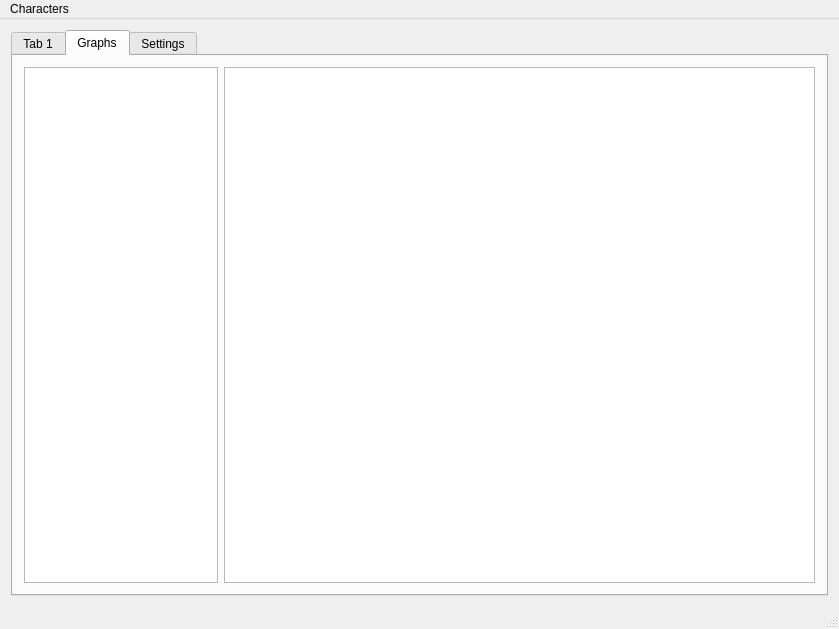
This is mainwindow.ui in Coolbeer/AOLogger as Qt 5 draws it before an edit. The edited form follows.
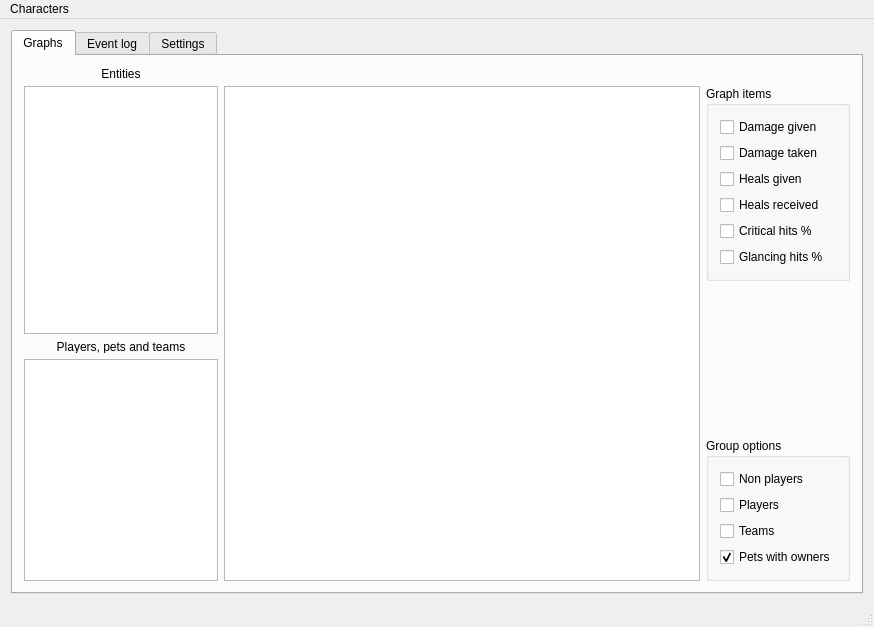
This is the edited form. The open tabs and pages were chosen to show the change.

Commit message: Set up suggestion for graph window.

Diff of the .ui file:
```diff
--- a/mainwindow.ui
+++ b/mainwindow.ui
@@ -6,8 +6,8 @@
    <rect>
     <x>0</x>
     <y>0</y>
-    <width>839</width>
-    <height>629</height>
+    <width>874</width>
+    <height>627</height>
    </rect>
   </property>
   <property name="windowTitle">
@@ -20,9 +20,210 @@
       <property name="currentIndex">
        <number>0</number>
       </property>
+      <widget class="QWidget" name="tab_3">
+       <attribute name="title">
+        <string>Graphs</string>
+       </attribute>
+       <layout class="QGridLayout" name="gridLayout_2">
+        <item row="0" column="0">
+         <widget class="QLabel" name="label_2">
+          <property name="minimumSize">
+           <size>
+            <width>0</width>
+            <height>13</height>
+           </size>
+          </property>
+          <property name="maximumSize">
+           <size>
+            <width>194</width>
+            <height>13</height>
+           </size>
+          </property>
+          <property name="text">
+           <string>Entities</string>
+          </property>
+          <property name="alignment">
+           <set>Qt::AlignCenter</set>
+          </property>
+         </widget>
+        </item>
+        <item row="1" column="0">
+         <widget class="QListWidget" name="entityList">
+          <property name="minimumSize">
+           <size>
+            <width>194</width>
+            <height>0</height>
+           </size>
+          </property>
+          <property name="maximumSize">
+           <size>
+            <width>194</width>
+            <height>16777215</height>
+           </size>
+          </property>
+         </widget>
+        </item>
+        <item row="1" column="2" rowspan="3">
+         <layout class="QVBoxLayout" name="verticalLayout_11">
+          <item>
+           <widget class="QGroupBox" name="graphItems">
+            <property name="minimumSize">
+             <size>
+              <width>0</width>
+              <height>0</height>
+             </size>
+            </property>
+            <property name="title">
+             <string>Graph items</string>
+            </property>
+            <layout class="QVBoxLayout" name="verticalLayout_9">
+             <item>
+              <widget class="QCheckBox" name="graphItemDamageGiven">
+               <property name="text">
+                <string>Damage given</string>
+               </property>
+              </widget>
+             </item>
+             <item>
+              <widget class="QCheckBox" name="graphDamageTaken">
+               <property name="text">
+                <string>Damage taken</string>
+               </property>
+              </widget>
+             </item>
+             <item>
+              <widget class="QCheckBox" name="graphHealsGiven">
+               <property name="text">
+                <string>Heals given</string>
+               </property>
+              </widget>
+             </item>
+             <item>
+              <widget class="QCheckBox" name="graphHealsReceived">
+               <property name="text">
+                <string>Heals received</string>
+               </property>
+              </widget>
+             </item>
+             <item>
+              <widget class="QCheckBox" name="graphCriticalHits">
+               <property name="text">
+                <string>Critical hits %</string>
+               </property>
+              </widget>
+             </item>
+             <item>
+              <widget class="QCheckBox" name="graphGlancingHits">
+               <property name="text">
+                <string>Glancing hits %</string>
+               </property>
+              </widget>
+             </item>
+            </layout>
+           </widget>
+          </item>
+          <item>
+           <spacer name="verticalSpacer_2">
+            <property name="orientation">
+             <enum>Qt::Vertical</enum>
+            </property>
+            <property name="sizeHint" stdset="0">
+             <size>
+              <width>20</width>
+              <height>40</height>
+             </size>
+            </property>
+           </spacer>
+          </item>
+          <item>
+           <widget class="QGroupBox" name="groupOptions">
+            <property name="title">
+             <string>Group options</string>
+            </property>
+            <layout class="QVBoxLayout" name="verticalLayout_10">
+             <item>
+              <widget class="QCheckBox" name="groupAllNonPlayers">
+               <property name="text">
+                <string>Non players</string>
+               </property>
+              </widget>
+             </item>
+             <item>
+              <widget class="QCheckBox" name="groupAllPlayers">
+               <property name="text">
+                <string>Players</string>
+               </property>
+              </widget>
+             </item>
+             <item>
+              <widget class="QCheckBox" name="groupAllTeams">
+               <property name="text">
+                <string>Teams</string>
+               </property>
+              </widget>
+             </item>
+             <item>
+              <widget class="QCheckBox" name="groupPetsWithPlayers">
+               <property name="text">
+                <string>Pets with owners</string>
+               </property>
+               <property name="checked">
+                <bool>true</bool>
+               </property>
+              </widget>
+             </item>
+            </layout>
+           </widget>
+          </item>
+         </layout>
+        </item>
+        <item row="2" column="0">
+         <widget class="QLabel" name="label">
+          <property name="maximumSize">
+           <size>
+            <width>194</width>
+            <height>13</height>
+           </size>
+          </property>
+          <property name="text">
+           <string>Players, pets and teams</string>
+          </property>
+          <property name="alignment">
+           <set>Qt::AlignCenter</set>
+          </property>
+         </widget>
+        </item>
+        <item row="3" column="0">
+         <widget class="QListWidget" name="toonList">
+          <property name="minimumSize">
+           <size>
+            <width>0</width>
+            <height>222</height>
+           </size>
+          </property>
+          <property name="maximumSize">
+           <size>
+            <width>194</width>
+            <height>222</height>
+           </size>
+          </property>
+         </widget>
+        </item>
+        <item row="1" column="1" rowspan="3">
+         <widget class="QGraphicsView" name="graphicsView">
+          <property name="maximumSize">
+           <size>
+            <width>16777215</width>
+            <height>16777215</height>
+           </size>
+          </property>
+         </widget>
+        </item>
+       </layout>
+      </widget>
       <widget class="QWidget" name="tab">
        <attribute name="title">
-        <string>Tab 1</string>
+        <string>Event log</string>
        </attribute>
        <layout class="QVBoxLayout" name="verticalLayout_2">
         <item>
@@ -54,32 +255,6 @@
         </item>
        </layout>
       </widget>
-      <widget class="QWidget" name="tab_3">
-       <attribute name="title">
-        <string>Graphs</string>
-       </attribute>
-       <layout class="QHBoxLayout" name="horizontalLayout_5">
-        <item>
-         <widget class="QListWidget" name="listWidget">
-          <property name="minimumSize">
-           <size>
-            <width>194</width>
-            <height>0</height>
-           </size>
-          </property>
-          <property name="maximumSize">
-           <size>
-            <width>194</width>
-            <height>16777215</height>
-           </size>
-          </property>
-         </widget>
-        </item>
-        <item>
-         <widget class="QGraphicsView" name="graphicsView"/>
-        </item>
-       </layout>
-      </widget>
       <widget class="QWidget" name="tab_2">
        <attribute name="title">
         <string>Settings</string>
@@ -145,7 +320,7 @@
     <rect>
      <x>0</x>
      <y>0</y>
-     <width>839</width>
+     <width>874</width>
      <height>21</height>
     </rect>
    </property>
```
